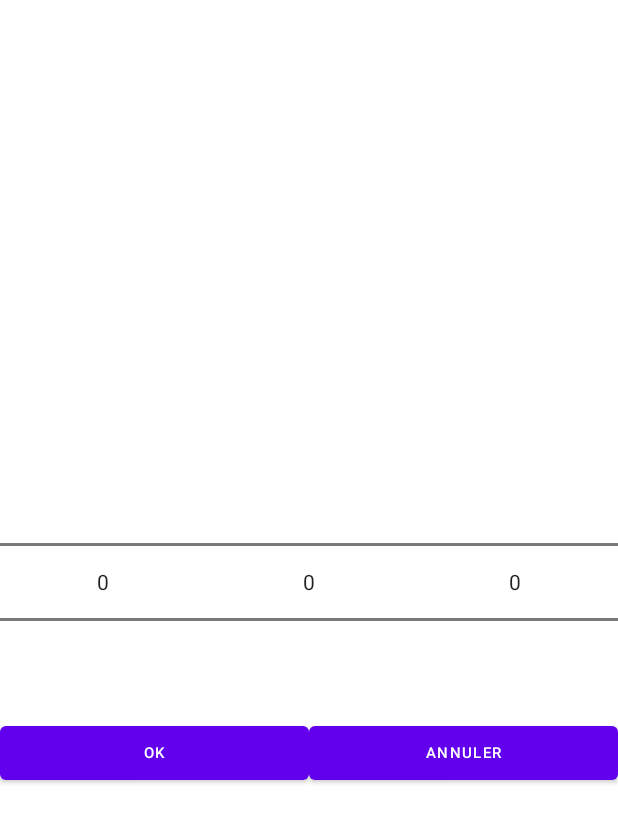
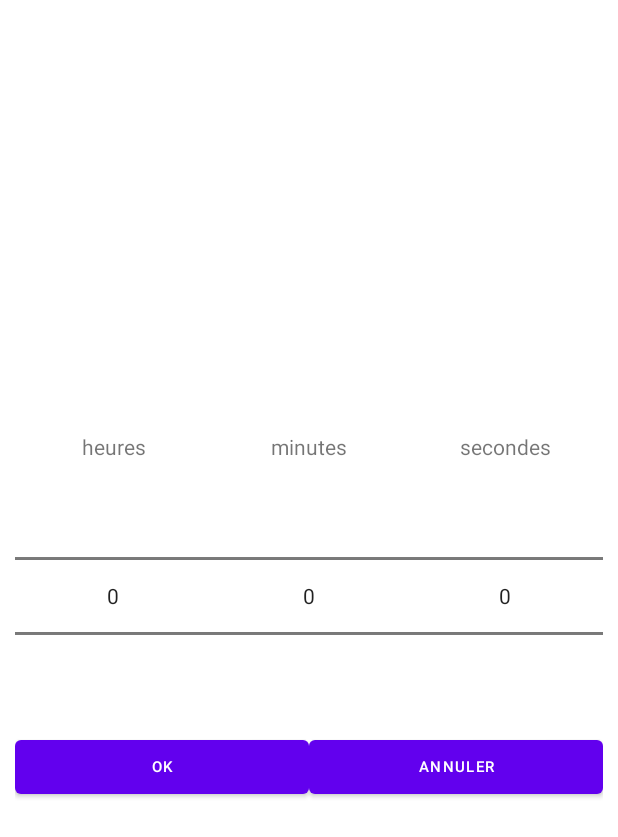
Before and after one commit to Kyuremdoree/Elpy, an Android app: the layout time_duration_picker.xml on its own in the app's theme, with its tools: preview values and no code run, on a phone screen of 412 x 824 dp. Shown: the top 837 px of the screen. Run offline under Robolectric (Android 15) with nearby library versions, the phone set to English and light mode, and no system bars.

Commit message:
fix popup

```diff
--- /dev/null
+++ b/Elpy/app/src/main/java/uqac/dim/elpy/component/ITimeDurationPickerListener.java
@@ -0,0 +1,8 @@
+package uqac.dim.elpy.component;
+
+import uqac.dim.elpy.models.Timer;
+
+public interface ITimeDurationPickerListener {
+    void onTimeDurationPickerOk(Timer timer);
+    void onTimeDurationPickerCancel();
+}
--- a/Elpy/app/src/main/java/uqac/dim/elpy/components/ITimeDurationPickerListener.java
+++ /dev/null
@@ -1,6 +0,0 @@
-package uqac.dim.elpy.components;
-
-public interface ITimeDurationPickerListener {
-    void onTimePicked(int hour, int minute, int second);
-    void onCancel();
-}
--- a/Elpy/app/src/main/res/layout/time_duration_picker.xml
+++ b/Elpy/app/src/main/res/layout/time_duration_picker.xml
@@ -4,12 +4,39 @@
     xmlns:tools="http://schemas.android.com/tools"
     android:orientation="vertical"
     android:layout_gravity="center"
+    android:padding="10dp"
     tools:context=".TimeDurationPicker">
-
+    <LinearLayout
+        android:layout_width="match_parent"
+        android:layout_height="wrap_content"
+        android:orientation="horizontal">
+        <TextView
+            android:layout_width="0dp"
+            android:layout_height="wrap_content"
+            android:layout_weight="1"
+            android:textSize="14sp"
+            android:textAlignment="center"
+            android:text="heures"/>
+        <TextView
+            android:layout_width="0dp"
+            android:layout_height="wrap_content"
+            android:layout_weight="1"
+            android:textSize="14sp"
+            android:textAlignment="center"
+            android:text="minutes"/>
+        <TextView
+            android:layout_width="0dp"
+            android:layout_height="wrap_content"
+            android:layout_weight="1"
+            android:textSize="14sp"
+            android:textAlignment="center"
+            android:text="secondes"/>
+    </LinearLayout>
     <LinearLayout
         android:layout_width="match_parent"
         android:layout_height="match_parent"
         android:orientation="horizontal">
+
         <NumberPicker
             android:id="@+id/hour_picker"
             android:layout_width="wrap_content"
```
Also changed, not shown: Elpy/app/src/main/java/uqac/dim/elpy/component/TimeDurationPicker.java (added, +63 -0 lines), Elpy/app/src/main/java/uqac/dim/elpy/components/TimeDurationPicker.java (deleted, +0 -63 lines).
